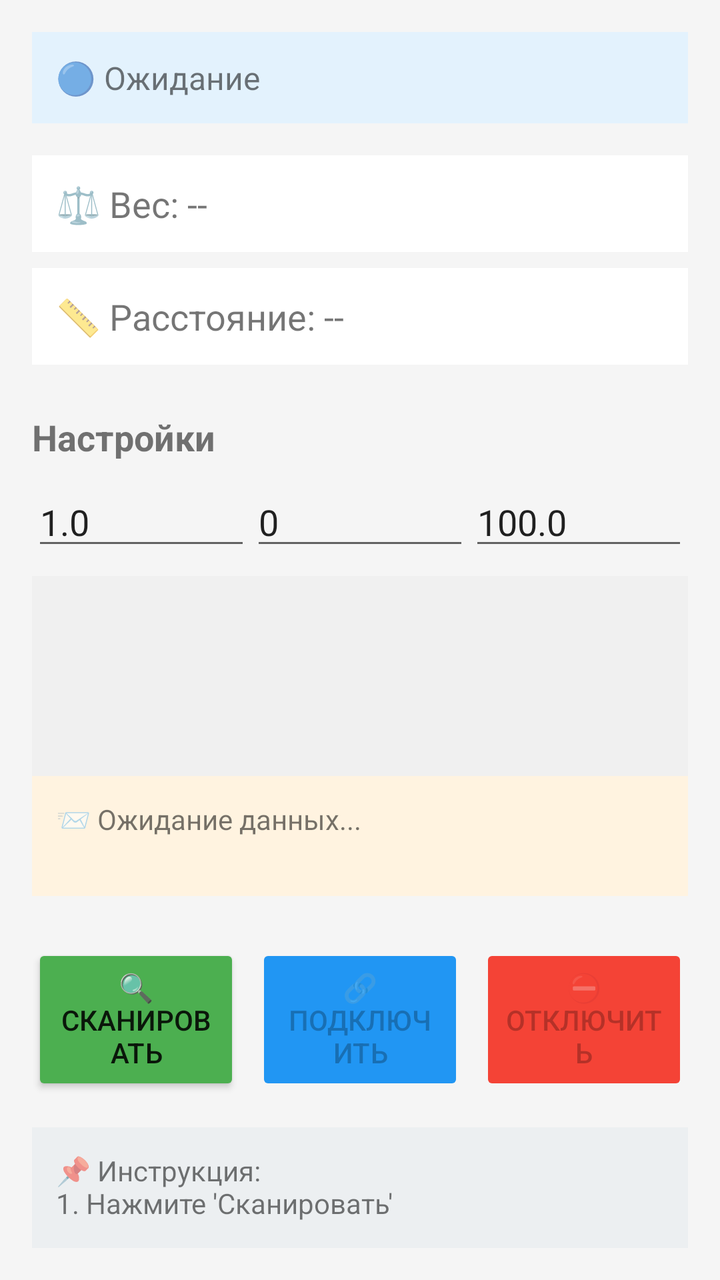
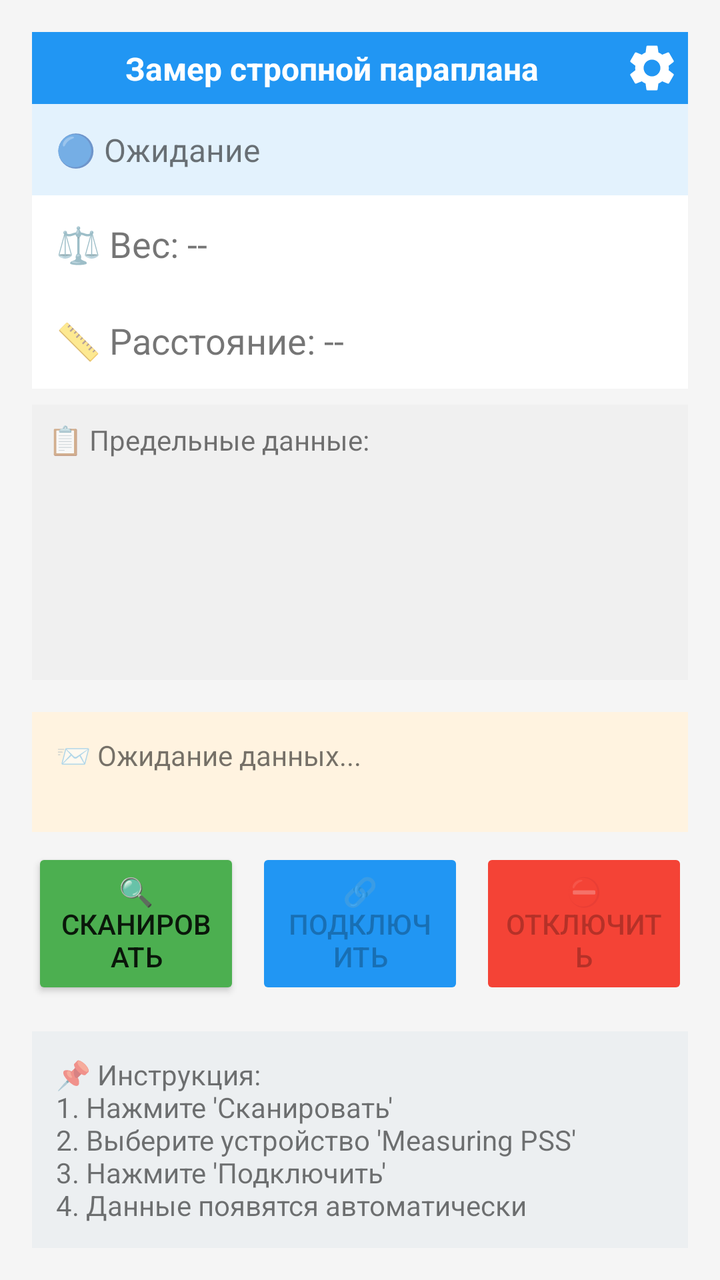

The first picture is an Android layout as it rendered before a commit; the second is the same layout after the commit. The layout source and the unified diff follow.
<!-- AndroidManifest.xml: application theme Theme.AppCompat.Light -->
<!-- res/layout/activity_main.xml -->
<?xml version="1.0" encoding="utf-8"?>
<LinearLayout xmlns:android="http://schemas.android.com/apk/res/android"
    xmlns:app="http://schemas.android.com/apk/res-auto"
    android:layout_width="match_parent"
    android:layout_height="match_parent"
    android:orientation="vertical"
    android:padding="16dp"
    android:background="#F5F5F5">

    
    <TextView
        android:id="@+id/tvStatus"
        android:layout_width="match_parent"
        android:layout_height="wrap_content"
        android:text="🔵 Ожидание"
        android:textSize="16sp"
        android:padding="12dp"
        android:background="#E3F2FD"
        android:layout_marginBottom="16dp" />

    
    <TextView
        android:id="@+id/tvWeight"
        android:layout_width="match_parent"
        android:layout_height="wrap_content"
        android:text="⚖️ Вес: --"
        android:textSize="18sp"
        android:padding="12dp"
        android:background="#FFFFFF"
        android:layout_marginBottom="8dp" />

    <TextView
        android:id="@+id/tvDistance"
        android:layout_width="match_parent"
        android:layout_height="wrap_content"
        android:text="📏 Расстояние: --"
        android:textSize="18sp"
        android:padding="12dp"
        android:background="#FFFFFF"
        android:layout_marginBottom="8dp" />
    
    <TextView
        android:layout_width="wrap_content"
        android:layout_height="wrap_content"
        android:text="Настройки"
        android:textSize="18sp"
        android:textStyle="bold"
        android:layout_marginTop="16dp"/>

    <LinearLayout
        android:layout_width="match_parent"
        android:layout_height="wrap_content"
        android:orientation="horizontal"
        android:layout_marginTop="8dp">

        <EditText
            android:id="@+id/etWeightCf"
            android:layout_width="0dp"
            android:layout_height="wrap_content"
            android:layout_weight="1"
            android:hint="Коэф. веса"
            android:inputType="numberSigned|numberDecimal"
            android:maxLines="1"
            android:text="1.0" />

        <EditText
            android:id="@+id/etDistanceAdd"
            android:layout_width="0dp"
            android:layout_height="wrap_content"
            android:layout_weight="1"
            android:hint="Коррекция расст."
            android:inputType="number"
            android:maxLines="1"
            android:text="0" />

        <EditText
            android:id="@+id/etWeightLimit"
            android:layout_width="0dp"
            android:layout_height="wrap_content"
            android:layout_weight="1"
            android:hint="Предел веса"
            android:inputType="numberDecimal"
            android:maxLines="1"
            android:text="100.0" />

    </LinearLayout>

    
    <TextView
        android:id="@+id/tvLimitData"
        android:layout_width="match_parent"
        android:layout_height="wrap_content"
        android:layout_marginTop="8dp"
        android:background="#f0f0f0"
        android:minHeight="100dp"
        android:padding="8dp"
        android:textSize="14sp" />

    
    <TextView
        android:id="@+id/tvRawData"
        android:layout_width="match_parent"
        android:layout_height="wrap_content"
        android:text="📨 Ожидание данных..."
        android:textSize="14sp"
        android:padding="12dp"
        android:background="#FFF3E0"
        android:layout_marginBottom="16dp"
        android:minHeight="60dp" />

    
    <LinearLayout
        android:layout_width="match_parent"
        android:layout_height="wrap_content"
        android:orientation="horizontal"
        android:weightSum="3"
        android:layout_marginTop="8dp">

        <Button
            android:id="@+id/btnScan"
            android:layout_width="0dp"
            android:layout_height="wrap_content"
            android:layout_weight="1"
            android:text="🔍 Сканировать"
            android:padding="12dp"
            android:layout_marginEnd="8dp"
            android:backgroundTint="#4CAF50" />

        <Button
            android:id="@+id/btnConnect"
            android:layout_width="0dp"
            android:layout_height="wrap_content"
            android:layout_weight="1"
            android:text="🔗 Подключить"
            android:padding="12dp"
            android:enabled="false"
            android:layout_marginEnd="8dp"
            android:backgroundTint="#2196F3" />

        <Button
            android:id="@+id/btnDisconnect"
            android:layout_width="0dp"
            android:layout_height="wrap_content"
            android:layout_weight="1"
            android:text="⛔ Отключить"
            android:padding="12dp"
            android:enabled="false"
            android:backgroundTint="#F44336" />
    </LinearLayout>

    
    <TextView
        android:layout_width="match_parent"
        android:layout_height="wrap_content"
        android:text="📌 Инструкция:\n1. Нажмите 'Сканировать'\n2. Выберите устройство 'Measuring PSS'\n3. Нажмите 'Подключить'\n4. Данные появятся автоматически"
        android:textSize="14sp"
        android:padding="12dp"
        android:background="#ECEFF1"
        android:layout_marginTop="16dp" />

</LinearLayout>
<!-- resources referenced by this layout -->
<resources>

</resources>

<!-- the commit's change to res/layout/activity_main.xml (unified diff, before → after) -->
@@ -1,161 +1,183 @@
 <?xml version="1.0" encoding="utf-8"?>
-<LinearLayout xmlns:android="http://schemas.android.com/apk/res/android"
+<androidx.constraintlayout.widget.ConstraintLayout xmlns:android="http://schemas.android.com/apk/res/android"
     xmlns:app="http://schemas.android.com/apk/res-auto"
     android:layout_width="match_parent"
     android:layout_height="match_parent"
-    android:orientation="vertical"
-    android:padding="16dp"
-    android:background="#F5F5F5">
+    android:background="#F5F5F5"
+    android:padding="16dp">
+
+    
+    <androidx.constraintlayout.widget.ConstraintLayout
+        android:id="@+id/titleLayout"
+        android:layout_width="0dp"
+        android:layout_height="wrap_content"
+        android:background="#2196F3"
+        android:padding="4dp"
+        app:layout_constraintEnd_toEndOf="parent"
+        app:layout_constraintStart_toStartOf="parent"
+        app:layout_constraintTop_toTopOf="parent">
+
+        <TextView
+            android:id="@+id/titleTextView"
+            android:layout_width="0dp"
+            android:layout_height="wrap_content"
+            android:gravity="center"
+            android:text="Замер стропной параплана"
+            android:textColor="#FFFFFF"
+            android:textSize="16sp"
+            android:textStyle="bold"
+            app:layout_constraintBottom_toBottomOf="parent"
+            app:layout_constraintEnd_toStartOf="@+id/btnSettings"
+            app:layout_constraintStart_toStartOf="parent"
+            app:layout_constraintTop_toTopOf="parent" />
+
+        <Button
+            android:id="@+id/btnSettings"
+            android:layout_width="28dp"
+            android:layout_height="28dp"
+            android:background="@drawable/ic_settings"
+            android:backgroundTint="#FFFFFF"
+            android:contentDescription="Настройки"
+            android:minWidth="0dp"
+            android:minHeight="0dp"
+            android:padding="8dp"
+            app:layout_constraintBottom_toBottomOf="parent"
+            app:layout_constraintEnd_toEndOf="parent"
+            app:layout_constraintTop_toTopOf="parent" />
+
+    </androidx.constraintlayout.widget.ConstraintLayout>
 
     
     <TextView
         android:id="@+id/tvStatus"
-        android:layout_width="match_parent"
+        android:layout_width="0dp"
         android:layout_height="wrap_content"
+        android:background="#E3F2FD"
+        android:padding="12dp"
         android:text="🔵 Ожидание"
         android:textSize="16sp"
-        android:padding="12dp"
-        android:background="#E3F2FD"
-        android:layout_marginBottom="16dp" />
+        app:layout_constraintEnd_toEndOf="parent"
+        app:layout_constraintStart_toStartOf="parent"
+        app:layout_constraintTop_toBottomOf="@id/titleLayout" />
 
     
     <TextView
         android:id="@+id/tvWeight"
-        android:layout_width="match_parent"
+        android:layout_width="0dp"
         android:layout_height="wrap_content"
+        android:background="#FFFFFF"
+        android:padding="12dp"
         android:text="⚖️ Вес: --"
         android:textSize="18sp"
-        android:padding="12dp"
-        android:background="#FFFFFF"
-        android:layout_marginBottom="8dp" />
+        app:layout_constraintEnd_toEndOf="parent"
+        app:layout_constraintStart_toStartOf="parent"
+        app:layout_constraintTop_toBottomOf="@id/tvStatus" />
 
     <TextView
         android:id="@+id/tvDistance"
-        android:layout_width="match_parent"
+        android:layout_width="0dp"
         android:layout_height="wrap_content"
+        android:background="#FFFFFF"
+        android:padding="12dp"
         android:text="📏 Расстояние: --"
         android:textSize="18sp"
-        android:padding="12dp"
-        android:background="#FFFFFF"
-        android:layout_marginBottom="8dp" />
-    
-    <TextView
-        android:layout_width="wrap_content"
-        android:layout_height="wrap_content"
-        android:text="Настройки"
-        android:textSize="18sp"
-        android:textStyle="bold"
-        android:layout_marginTop="16dp"/>
-
-    <LinearLayout
-        android:layout_width="match_parent"
-        android:layout_height="wrap_content"
-        android:orientation="horizontal"
-        android:layout_marginTop="8dp">
-
-        <EditText
-            android:id="@+id/etWeightCf"
-            android:layout_width="0dp"
-            android:layout_height="wrap_content"
-            android:layout_weight="1"
-            android:hint="Коэф. веса"
-            android:inputType="numberSigned|numberDecimal"
-            android:maxLines="1"
-            android:text="1.0" />
-
-        <EditText
-            android:id="@+id/etDistanceAdd"
-            android:layout_width="0dp"
-            android:layout_height="wrap_content"
-            android:layout_weight="1"
-            android:hint="Коррекция расст."
-            android:inputType="number"
-            android:maxLines="1"
-            android:text="0" />
-
-        <EditText
-            android:id="@+id/etWeightLimit"
-            android:layout_width="0dp"
-            android:layout_height="wrap_content"
-            android:layout_weight="1"
-            android:hint="Предел веса"
-            android:inputType="numberDecimal"
-            android:maxLines="1"
-            android:text="100.0" />
-
-    </LinearLayout>
+        app:layout_constraintEnd_toEndOf="parent"
+        app:layout_constraintStart_toStartOf="parent"
+        app:layout_constraintTop_toBottomOf="@id/tvWeight" />
 
     
-    <TextView
-        android:id="@+id/tvLimitData"
-        android:layout_width="match_parent"
-        android:layout_height="wrap_content"
+    <ScrollView
+        android:id="@+id/limitDataScrollView"
+        android:layout_width="0dp"
+        android:layout_height="0dp"
         android:layout_marginTop="8dp"
+        android:layout_marginBottom="16dp"
         android:background="#f0f0f0"
-        android:minHeight="100dp"
-        android:padding="8dp"
-        android:textSize="14sp" />
+        app:layout_constraintBottom_toTopOf="@id/bottomGroup"
+        app:layout_constraintEnd_toEndOf="parent"
+        app:layout_constraintStart_toStartOf="parent"
+        app:layout_constraintTop_toBottomOf="@id/tvDistance">
 
-    
-    <TextView
-        android:id="@+id/tvRawData"
-        android:layout_width="match_parent"
-        android:layout_height="wrap_content"
-        android:text="📨 Ожидание данных..."
-        android:textSize="14sp"
-        android:padding="12dp"
-        android:background="#FFF3E0"
-        android:layout_marginBottom="16dp"
-        android:minHeight="60dp" />
+        <TextView
+            android:id="@+id/tvLimitData"
+            android:layout_width="match_parent"
+            android:layout_height="wrap_content"
+            android:minHeight="100dp"
+            android:padding="8dp"
+            android:text="📋 Предельные данные:"
+            android:textSize="14sp" />
+    </ScrollView>
 
     
     <LinearLayout
-        android:layout_width="match_parent"
+        android:id="@+id/bottomGroup"
+        android:layout_width="0dp"
         android:layout_height="wrap_content"
-        android:orientation="horizontal"
-        android:weightSum="3"
-        android:layout_marginTop="8dp">
+        android:orientation="vertical"
+        app:layout_constraintBottom_toBottomOf="parent"
+        app:layout_constraintEnd_toEndOf="parent"
+        app:layout_constraintStart_toStartOf="parent">
 
-        <Button
-            android:id="@+id/btnScan"
-            android:layout_width="0dp"
+        
+        <TextView
+            android:id="@+id/tvRawData"
+            android:layout_width="match_parent"
             android:layout_height="wrap_content"
-            android:layout_weight="1"
-            android:text="🔍 Сканировать"
+            android:background="#FFF3E0"
+            android:minHeight="60dp"
             android:padding="12dp"
-            android:layout_marginEnd="8dp"
-            android:backgroundTint="#4CAF50" />
+            android:text="📨 Ожидание данных..."
+            android:textSize="14sp" />
 
-        <Button
-            android:id="@+id/btnConnect"
-            android:layout_width="0dp"
+        
+        <LinearLayout
+            android:layout_width="match_parent"
             android:layout_height="wrap_content"
-            android:layout_weight="1"
-            android:text="🔗 Подключить"
+            android:layout_marginTop="8dp"
+            android:orientation="horizontal"
+            android:weightSum="3">
+
+            <Button
+                android:id="@+id/btnScan"
+                android:layout_width="0dp"
+                android:layout_height="wrap_content"
+                android:layout_weight="1"
+                android:layout_marginEnd="8dp"
+                android:backgroundTint="#4CAF50"
+                android:padding="12dp"
+                android:text="🔍 Сканировать" />
+
+            <Button
+                android:id="@+id/btnConnect"
+                android:layout_width="0dp"
+                android:layout_height="wrap_content"
+                android:layout_weight="1"
+                android:layout_marginEnd="8dp"
+                android:backgroundTint="#2196F3"
+                android:enabled="false"
+                android:padding="12dp"
+                android:text="🔗 Подключить" />
+
+            <Button
+                android:id="@+id/btnDisconnect"
+                android:layout_width="0dp"
+                android:layout_height="wrap_content"
+                android:layout_weight="1"
+                android:backgroundTint="#F44336"
+                android:enabled="false"
+                android:padding="12dp"
+                android:text="⛔ Отключить" />
+        </LinearLayout>
+
+        
+        <TextView
+            android:layout_width="match_parent"
+            android:layout_height="wrap_content"
+            android:layout_marginTop="16dp"
+            android:background="#ECEFF1"
             android:padding="12dp"
-            android:enabled="false"
-            android:layout_marginEnd="8dp"
-            android:backgroundTint="#2196F3" />
-
-        <Button
-            android:id="@+id/btnDisconnect"
-            android:layout_width="0dp"
-            android:layout_height="wrap_content"
-            android:layout_weight="1"
-            android:text="⛔ Отключить"
-            android:padding="12dp"
-            android:enabled="false"
-            android:backgroundTint="#F44336" />
+            android:text="📌 Инструкция:\n1. Нажмите 'Сканировать'\n2. Выберите устройство 'Measuring PSS'\n3. Нажмите 'Подключить'\n4. Данные появятся автоматически"
+            android:textSize="14sp" />
     </LinearLayout>
 
-    
-    <TextView
-        android:layout_width="match_parent"
-        android:layout_height="wrap_content"
-        android:text="📌 Инструкция:\n1. Нажмите 'Сканировать'\n2. Выберите устройство 'Measuring PSS'\n3. Нажмите 'Подключить'\n4. Данные появятся автоматически"
-        android:textSize="14sp"
-        android:padding="12dp"
-        android:background="#ECEFF1"
-        android:layout_marginTop="16dp" />
-
-</LinearLayout>
+</androidx.constraintlayout.widget.ConstraintLayout>
<!-- resource entries referenced after the edit -->
@@ -1,5 +1,15 @@
 <!-- resources referenced by this layout -->
 <resources>
-
+  <!-- drawable ic_settings (drawable) -->
+  <?xml version="1.0" encoding="utf-8"?>
+  <vector xmlns:android="http://schemas.android.com/apk/res/android"
+      android:width="24dp"
+      android:height="24dp"
+      android:viewportWidth="24"
+      android:viewportHeight="24">
+      <path
+          android:fillColor="#000000"
+          android:pathData="M19.14,12.94c0.04,-0.3 0.06,-0.61 0.06,-0.94c0,-0.32 -0.02,-0.64 -0.07,-0.94l2.03,-1.58c0.18,-0.14 0.23,-0.41 0.12,-0.61l-1.92,-3.32c-0.12,-0.22 -0.37,-0.29 -0.59,-0.22l-2.39,0.96c-0.5,-0.38 -1.03,-0.7 -1.62,-0.94L14.4,2.81c-0.04,-0.24 -0.24,-0.41 -0.48,-0.41h-3.84c-0.24,0 -0.43,0.17 -0.47,0.41L9.25,5.35C8.66,5.59 8.12,5.92 7.63,6.29L5.24,5.33c-0.22,-0.08 -0.47,0 -0.59,0.22L2.74,8.87C2.62,9.07 2.68,9.34 2.86,9.48l2.03,1.58C4.84,11.36 4.8,11.69 4.8,12s0.02,0.64 0.07,0.94l-2.03,1.58c-0.18,0.14 -0.23,0.41 -0.12,0.61l1.92,3.32c0.12,0.22 0.37,0.29 0.59,0.22l2.39,-0.96c0.5,0.38 1.03,0.7 1.62,0.94l0.36,2.54c0.05,0.24 0.24,0.41 0.48,0.41h3.84c0.24,0 0.44,-0.17 0.47,-0.41l0.36,-2.54c0.59,-0.24 1.13,-0.56 1.62,-0.94l2.39,0.96c0.22,0.08 0.47,0 0.59,-0.22l1.92,-3.32c0.12,-0.22 0.07,-0.47 -0.12,-0.61L19.14,12.94zM12,15.6c-1.98,0 -3.6,-1.62 -3.6,-3.6s1.62,-3.6 3.6,-3.6s3.6,1.62 3.6,3.6S13.98,15.6 12,15.6z"/>
+  </vector>
 </resources>
 
